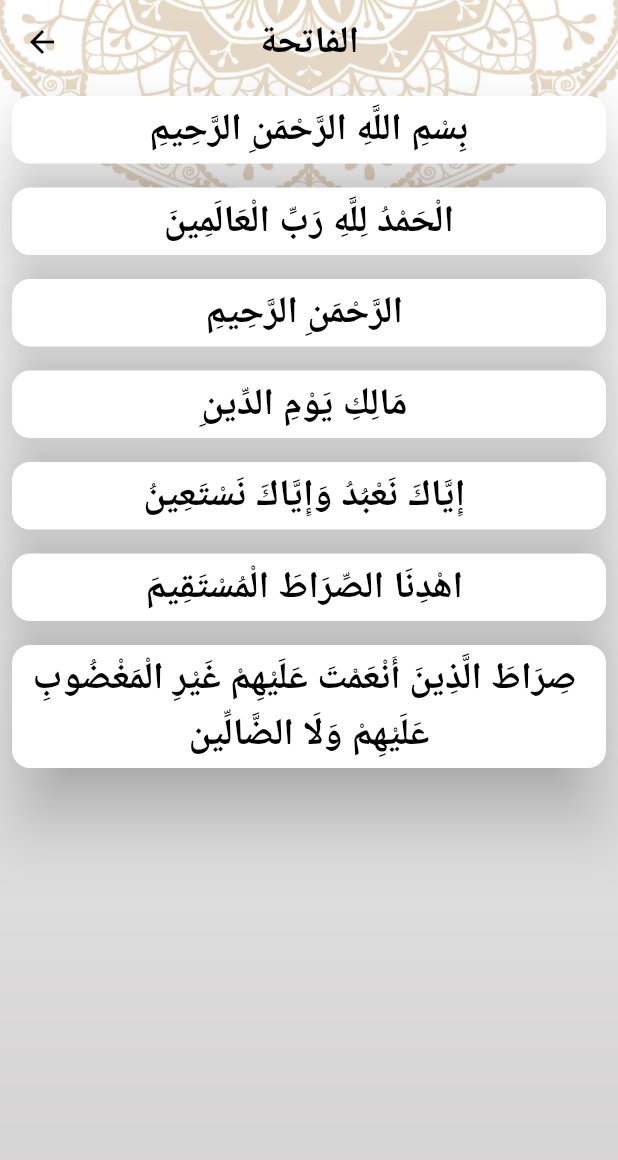
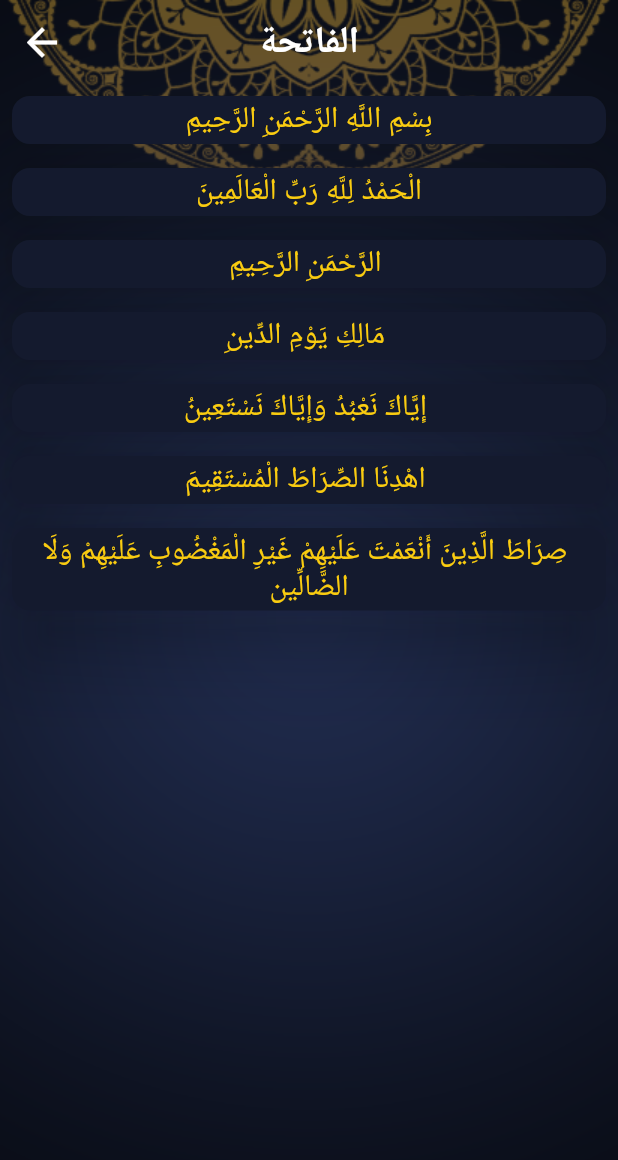
Before and after one commit to ahmed-zahran05/islamicAppGit, a Flutter app: the screen it shows after launch, after a tap on "الفاتحة", on a phone screen of 412 x 824 dp. Shown: the top 1160 px of the screen. Run offline on Flutter 3.47's test engine with Material 3 defaults, Android fonts, the phone set to English and light mode, and no system bars.

Commit message:
+ Dark Theme

```diff
--- a/lib/Config/theme/Theme.dart
+++ b/lib/Config/theme/Theme.dart
@@ -3,7 +3,10 @@ import 'package:flutter/material.dart';
 import '../../Core/utills/ColorsManager.dart';
 
 class themeeee {
+  static bool isDark_Enabaled = true;
   static final ThemeData MYlightTheme = ThemeData(
+    colorScheme: ColorScheme.fromSeed(seedColor: Colorsmanager.Daarkblue),
+    primaryColor: Colorsmanager.GoldColor,
     scaffoldBackgroundColor: Colors.transparent,
     appBarTheme: const AppBarTheme(
       centerTitle: true,
@@ -37,6 +40,13 @@ class themeeee {
     textTheme: const TextTheme(
         titleSmall: TextStyle(
             fontSize: 25, color: Colors.black, fontWeight: FontWeight.w700),
+        displayMedium: TextStyle(
+          fontSize: 20,
+          color: Colors.black,
+          fontWeight: FontWeight.w400,
+        ),
+        labelMedium: TextStyle(
+            fontSize: 18, color: Colors.black, fontWeight: FontWeight.w700),
         bodySmall: TextStyle(
           color: Colors.white,
           fontSize: 20,
@@ -56,6 +66,7 @@ class themeeee {
             fontSize: 18,
             fontWeight: FontWeight.w700,
             color: Colorsmanager.GoldColor)),
+    iconTheme: const IconThemeData(color: Colorsmanager.GoldColor, size: 30),
     bottomSheetTheme: BottomSheetThemeData(
       shape: RoundedRectangleBorder(
         borderRadius: BorderRadius.circular(14),
@@ -64,4 +75,82 @@ class themeeee {
       backgroundColor: Colors.white,
     ),
   );
+
+  static final ThemeData MYDarkTheme = ThemeData(
+    colorScheme: ColorScheme.fromSeed(
+        seedColor: Colorsmanager.Daarkblue,
+        primary: Colorsmanager.Daarkblue,
+        onPrimary: Colorsmanager.YellowColor),
+    primaryColor: Colorsmanager.Daarkblue,
+    scaffoldBackgroundColor: Colors.transparent,
+    appBarTheme: const AppBarTheme(
+      centerTitle: true,
+      elevation: 0,
+      backgroundColor: Colors.transparent,
+      iconTheme: IconThemeData(color: Colors.white),
+      titleTextStyle: TextStyle(
+        color: Colors.white,
+        fontWeight: FontWeight.w700,
+        fontSize: 30,
+      ),
+    ),
+    cardTheme: CardTheme(
+      color: Colorsmanager.Daarkblue,
+      elevation: 20,
+      shape: RoundedRectangleBorder(
+        borderRadius: BorderRadius.circular(12),
+      ),
+      margin: EdgeInsets.all(8),
+    ),
+    bottomNavigationBarTheme: const BottomNavigationBarThemeData(
+        showUnselectedLabels: false,
+        selectedItemColor: Colorsmanager.YellowColor,
+        unselectedItemColor: Colors.white,
+        showSelectedLabels: true,
+        elevation: 20,
+        selectedIconTheme: IconThemeData(
+          size: 36,
+        )),
+    dividerColor: Colorsmanager.YellowColor,
+    textTheme: const TextTheme(
+        titleSmall: TextStyle(
+          fontSize: 25,
+          color: Colors.white,
+          fontWeight: FontWeight.w700,
+        ),
+        displayMedium: TextStyle(
+          fontSize: 20,
+          color: Colorsmanager.YellowColor,
+          fontWeight: FontWeight.w400,
+        ),
+        labelMedium: TextStyle(
+            fontSize: 18, color: Colors.white, fontWeight: FontWeight.w700),
+        bodySmall: TextStyle(
+          color: Colorsmanager.YellowColor,
+          fontSize: 20,
+          fontWeight: FontWeight.w400,
+        ),
+        bodyMedium: TextStyle(
+          color: Colors.black,
+          fontSize: 14,
+          fontWeight: FontWeight.w600,
+        ),
+        labelSmall: TextStyle(
+          color: Colorsmanager.YellowColor,
+          fontSize: 16,
+          fontWeight: FontWeight.w700,
+        ),
+        bodyLarge: TextStyle(
+            fontSize: 18,
+            fontWeight: FontWeight.w700,
+            color: Colorsmanager.YellowColor)),
+    iconTheme: const IconThemeData(color: Colorsmanager.YellowColor, size: 30),
+    bottomSheetTheme: BottomSheetThemeData(
+      shape: RoundedRectangleBorder(
+        borderRadius: BorderRadius.circular(14),
+      ),
+      elevation: 18,
+      backgroundColor: Colorsmanager.Daarkblue,
+    ),
+  );
 }
--- a/lib/Core/utills/ColorsManager.dart
+++ b/lib/Core/utills/ColorsManager.dart
@@ -1,5 +1,7 @@
 import 'dart:ui';
 
 class Colorsmanager {
-  static const GoldColor = Color(0xFFB7935F);
+  static const Color GoldColor = Color(0xFFB7935F);
+  static const Color Daarkblue = Color(0xFF141A2E);
+  static const Color YellowColor = Color(0xFFFACC10);
 }
--- a/lib/Core/utills/assetsManager.dart
+++ b/lib/Core/utills/assetsManager.dart
@@ -1,6 +1,7 @@
 class assetsmanager {
   static const String LightSplashScreen = "assets/Images/SplashScreen.jpg";
   static const String LightMainBg = "assets/Images/HomeBg.png";
+  static const String DarkMainBg = "assets/Images/HomeBGDark.png";
   static const String Radio_Icon = "assets/Icons/radio.png";
   static const String Sebha_Icon = "assets/Icons/sebha.png";
   static const String Quran_Icon = "assets/Icons/quran.png";
--- a/lib/Myapp.dart
+++ b/lib/Myapp.dart
@@ -16,6 +16,8 @@ class myapp extends StatelessWidget {
   Widget build(BuildContext context) {
     return MaterialApp(
       theme: themeeee.MYlightTheme,
+      darkTheme: themeeee.MYDarkTheme,
+      themeMode: ThemeMode.dark,
       debugShowCheckedModeBanner: false,
       routes: {
         RoutesManager.Homeroute: (_) => HomeScreen(),
--- a/lib/Presentition/Home/HomeScreen.dart
+++ b/lib/Presentition/Home/HomeScreen.dart
@@ -1,4 +1,5 @@
 import 'package:flutter/material.dart';
+import 'package:islamicappgit/Config/theme/Theme.dart';
 import 'package:islamicappgit/Core/utills/StringsManager.dart';
 import 'package:islamicappgit/Core/utills/assetsManager.dart';
 import 'package:islamicappgit/Presentition/Home/tabs/RadioTab/RadioTab.dart';
@@ -27,9 +28,13 @@ class _HomeScreenState extends State<HomeScreen> {
   @override
   Widget build(BuildContext context) {
     return Container(
-      decoration: const BoxDecoration(
+      decoration: BoxDecoration(
         image: DecorationImage(
-          image: AssetImage(assetsmanager.LightMainBg),
+          image: AssetImage(
+            themeeee.isDark_Enabaled
+                ? assetsmanager.DarkMainBg
+                : assetsmanager.LightMainBg,
+          ),
           fit: BoxFit.fill,
         ),
       ),
@@ -38,7 +43,11 @@ class _HomeScreenState extends State<HomeScreen> {
           title: const Text(stringsmanager.HomeAppBarTitle),
         ),
         body: tabs[Selectedindex],
-        bottomNavigationBar: BottomNavigationBar(
+        bottomNavigationBar: Theme(
+          data: Theme.of(context).copyWith(
+            canvasColor: Theme.of(context).primaryColor,
+          ),
+          child: BottomNavigationBar(
               currentIndex: Selectedindex,
               onTap: (index) {
                 Selectedindex = index;
@@ -46,27 +55,23 @@ class _HomeScreenState extends State<HomeScreen> {
               },
               items: const [
                 BottomNavigationBarItem(
-                  backgroundColor: Color.fromRGBO(183, 147, 95, 1),
                     icon: ImageIcon(AssetImage(assetsmanager.Quran_Icon)),
                     label: stringsmanager.Quranlabel),
                 BottomNavigationBarItem(
-                  backgroundColor: Color.fromRGBO(183, 147, 95, 1),
                     icon: ImageIcon(AssetImage(assetsmanager.Ahadeth_Icon)),
                     label: stringsmanager.Ahadithlabel),
                 BottomNavigationBarItem(
-                  backgroundColor: Color.fromRGBO(183, 147, 95, 1),
                     icon: ImageIcon(AssetImage(assetsmanager.Sebha_Icon)),
                     label: stringsmanager.Tasbehlabel),
                 BottomNavigationBarItem(
-                  backgroundColor: Color.fromRGBO(183, 147, 95, 1),
                     icon: ImageIcon(AssetImage(assetsmanager.Radio_Icon)),
                     label: stringsmanager.Radiolabel),
                 BottomNavigationBarItem(
-                  backgroundColor: Color.fromRGBO(183, 147, 95, 1),
                     icon: Icon(Icons.settings),
                     label: stringsmanager.Settingslabel),
               ]),
         ),
+      ),
     );
   }
 }
--- a/lib/Presentition/Home/tabs/HadithTab/HadithDetails/HadithDetailsScreen.dart
+++ b/lib/Presentition/Home/tabs/HadithTab/HadithDetails/HadithDetailsScreen.dart
@@ -1,4 +1,5 @@
 import 'package:flutter/material.dart';
+import 'package:islamicappgit/Config/theme/Theme.dart';
 import 'package:islamicappgit/Core/utills/assetsManager.dart';
 
 import '../HadithTab.dart';
@@ -11,9 +12,13 @@ class HadithDetails extends StatelessWidget {
     HadithItem hadith =
         ModalRoute.of(context)?.settings.arguments as HadithItem;
     return Container(
-      decoration: const BoxDecoration(
+      decoration: BoxDecoration(
         image: DecorationImage(
-          image: AssetImage(assetsmanager.LightMainBg),
+          image: AssetImage(
+            themeeee.isDark_Enabaled
+                ? assetsmanager.DarkMainBg
+                : assetsmanager.LightMainBg,
+          ),
           fit: BoxFit.fill,
         ),
       ),
@@ -29,15 +34,10 @@ class HadithDetails extends StatelessWidget {
               alignment: Alignment.center,
               padding: EdgeInsets.symmetric(vertical: 4, horizontal: 8),
               child: SingleChildScrollView(
-                child: Text(
-                  hadith.content,
-                  textAlign: TextAlign.center,
-                  textDirection: TextDirection.rtl,
-                  style: Theme.of(context)
-                      .textTheme
-                      .titleSmall
-                      ?.copyWith(fontSize: 25),
-                ),
+                child: Text(hadith.content,
+                    textAlign: TextAlign.center,
+                    textDirection: TextDirection.rtl,
+                    style: Theme.of(context).textTheme.displayMedium),
               ),
             ),
           ),
--- a/lib/Presentition/Home/tabs/HadithTab/HadithTab.dart
+++ b/lib/Presentition/Home/tabs/HadithTab/HadithTab.dart
@@ -2,7 +2,6 @@ import 'package:flutter/material.dart';
 import 'package:flutter/services.dart';
 import 'package:islamicappgit/Core/utills/assetsManager.dart';
 
-import '../../../../Core/utills/ColorsManager.dart';
 import 'Widgets/HadithHeader.dart';
 import 'Widgets/HadithTitleWidget.dart';
 
@@ -30,7 +29,7 @@ class _HadithTabState extends State<HadithTab> {
             flex: 3,
             child: ListView.separated(
               separatorBuilder: (context, index) => Container(
-                color: Colorsmanager.GoldColor,
+                color: Theme.of(context).dividerColor,
                 margin: EdgeInsets.symmetric(horizontal: 40),
                 height: 3,
               ),
--- a/lib/Presentition/Home/tabs/QuranTab/Qurandetails/QuranDetailsScreen.dart
+++ b/lib/Presentition/Home/tabs/QuranTab/Qurandetails/QuranDetailsScreen.dart
@@ -1,5 +1,6 @@
 import 'package:flutter/material.dart';
 import 'package:flutter/services.dart';
+import 'package:islamicappgit/Config/theme/Theme.dart';
 import 'package:islamicappgit/Core/utills/assetsManager.dart';
 
 import '../../../../../Core/utills/ColorsManager.dart';
@@ -19,9 +20,14 @@ class _QuranDetailsScreenState extends State<QuranDetailsScreen> {
     SurahArgs args = ModalRoute.of(context)?.settings.arguments as SurahArgs;
     if (Verses.isEmpty) readfile(args.index);
     return Container(
-      decoration: const BoxDecoration(
+      decoration: BoxDecoration(
           image: DecorationImage(
-              image: AssetImage(assetsmanager.LightMainBg), fit: BoxFit.fill)),
+              image: AssetImage(
+                themeeee.isDark_Enabaled
+                    ? assetsmanager.DarkMainBg
+                    : assetsmanager.LightMainBg,
+              ),
+              fit: BoxFit.fill)),
       child: Scaffold(
         appBar: AppBar(
           title: Text(args.SurahName,
--- a/lib/Presentition/Home/tabs/QuranTab/Qurandetails/VerseWidget.dart
+++ b/lib/Presentition/Home/tabs/QuranTab/Qurandetails/VerseWidget.dart
@@ -16,7 +16,7 @@ class VerseWidget extends StatelessWidget {
           child: Text(
             VerseItem,
             textAlign: TextAlign.center,
-            style: Theme.of(context).textTheme.titleSmall,
+            style: Theme.of(context).textTheme.displayMedium,
           ),
         ),
       ),
--- a/lib/Presentition/Home/tabs/QuranTab/Widgets/HeaderofRows.dart
+++ b/lib/Presentition/Home/tabs/QuranTab/Widgets/HeaderofRows.dart
@@ -1,7 +1,5 @@
 import 'package:flutter/material.dart';
 import 'package:islamicappgit/Core/utills/StringsManager.dart';
-
-import '../../../../../Core/utills/ColorsManager.dart';
 
 class HeaderofRows extends StatelessWidget {
   @override
@@ -10,10 +8,10 @@ class HeaderofRows extends StatelessWidget {
       //padding: EdgeInsets.symmetric(vertical: 8),
       alignment: Alignment.center,
       width: double.infinity,
-      decoration: const BoxDecoration(
+      decoration: BoxDecoration(
           border: Border.symmetric(
               horizontal:
-                  BorderSide(color: Colorsmanager.GoldColor, width: 2))),
+                  BorderSide(color: Theme.of(context).dividerColor, width: 2))),
       child: IntrinsicHeight(
         child: Row(
           textDirection: TextDirection.rtl,
@@ -33,9 +31,9 @@ class HeaderofRows extends StatelessWidget {
                 ),
               ),
             ),
-            const VerticalDivider(
+            VerticalDivider(
               thickness: 3,
-              color: Colorsmanager.GoldColor,
+              color: Theme.of(context).dividerColor,
             ),
             Expanded(
               flex: 2,
--- a/lib/Presentition/Home/tabs/QuranTab/Widgets/QurantitleWidget.dart
+++ b/lib/Presentition/Home/tabs/QuranTab/Widgets/QurantitleWidget.dart
@@ -1,6 +1,5 @@
 import 'package:flutter/material.dart';
 
-import '../../../../../Core/utills/ColorsManager.dart';
 import '../../../../../Core/utills/RoutesManager.dart';
 
 class QurantitleWidget extends StatelessWidget {
@@ -33,9 +32,9 @@ class QurantitleWidget extends StatelessWidget {
                 style: Theme.of(context).textTheme.titleSmall,
               ),
             ),
-            const VerticalDivider(
+            VerticalDivider(
               thickness: 3,
-              color: Colorsmanager.GoldColor,
+              color: Theme.of(context).dividerColor,
             ),
             Expanded(
               child: Text(
--- a/lib/Presentition/Home/tabs/SettingsTab/Widgets/LanguageButtomSheet.dart
+++ b/lib/Presentition/Home/tabs/SettingsTab/Widgets/LanguageButtomSheet.dart
@@ -1,5 +1,4 @@
 import 'package:flutter/material.dart';
-import 'package:islamicappgit/Core/utills/ColorsManager.dart';
 
 class LanguageButtomSheet extends StatelessWidget {
   const LanguageButtomSheet({super.key});
@@ -18,18 +17,12 @@ class LanguageButtomSheet extends StatelessWidget {
               Text("English", style: Theme.of(context).textTheme.bodyLarge),
               const Icon(
                 Icons.check,
-                size: 30,
-                color: Colorsmanager.GoldColor,
               )
             ],
           ),
           Text(
             "Arabic",
-            style: Theme.of(context)
-                .textTheme
-                .bodyLarge
-                ?.copyWith(color: Colors.black),
-          ),
+            style: Theme.of(context).textTheme.labelMedium),
         ],
       ),
     );
--- a/lib/Presentition/Home/tabs/SettingsTab/Widgets/ThemeButtomSheet.dart
+++ b/lib/Presentition/Home/tabs/SettingsTab/Widgets/ThemeButtomSheet.dart
@@ -1,5 +1,4 @@
 import 'package:flutter/material.dart';
-import 'package:islamicappgit/Core/utills/ColorsManager.dart';
 
 class ThemeButtomSheet extends StatelessWidget {
   const ThemeButtomSheet({super.key});
@@ -18,17 +17,12 @@ class ThemeButtomSheet extends StatelessWidget {
               Text("Light", style: Theme.of(context).textTheme.bodyLarge),
               const Icon(
                 Icons.check,
-                size: 30,
-                color: Colorsmanager.GoldColor,
               )
             ],
           ),
           Text(
             "Dark",
-            style: Theme.of(context)
-                .textTheme
-                .bodyLarge
-                ?.copyWith(color: Colors.black),
+            style: Theme.of(context).textTheme.labelMedium,
           ),
         ],
       ),
```
Also changed, not shown: assets/Images/HomeBGDark.png (added). Lines whose indentation alone changed are shown as unchanged.
